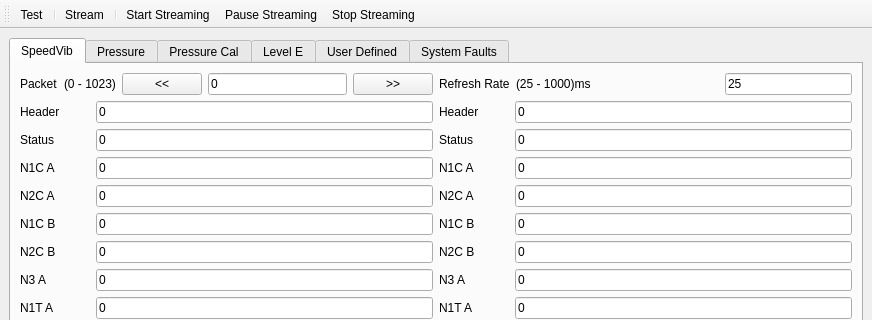
The window that etherlink/gui/etherlink.ui (bdankwa/etherlink) describes before a commit, drawn with Qt 5; both pictures show x 0 to 872 and y 0 to 320 of the 872 by 762 pixel window.
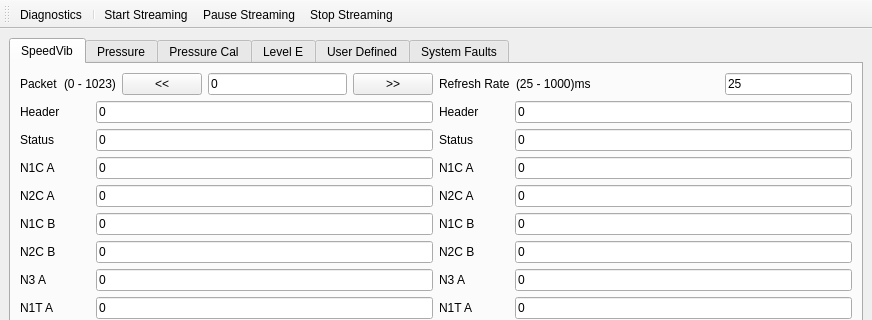
The same window after the commit.

Patch:
```diff
--- a/etherlink/gui/etherlink.ui
+++ b/etherlink/gui/etherlink.ui
@@ -5448,17 +5448,15 @@
    <attribute name="toolBarBreak">
     <bool>false</bool>
    </attribute>
-   <addaction name="actionTest"/>
-   <addaction name="separator"/>
-   <addaction name="actionStream"/>
+   <addaction name="actionDiagnostics"/>
    <addaction name="separator"/>
    <addaction name="actionStart"/>
    <addaction name="actionPause"/>
    <addaction name="actionStop"/>
   </widget>
-  <action name="actionTest">
+  <action name="actionDiagnostics">
    <property name="text">
-    <string>Test</string>
+    <string>Diagnostics</string>
    </property>
   </action>
   <action name="actionStart">
```
